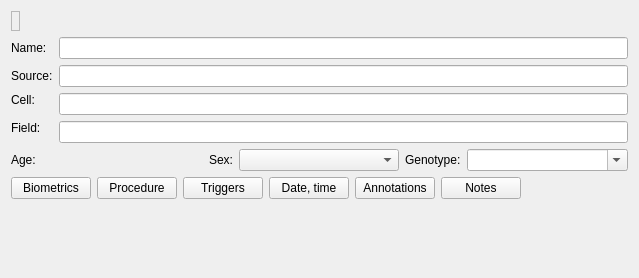
This is gui/widgets/metadatawidget.ui in ctigaret/scipyen as Qt 5 draws it before an edit. The edited form follows.
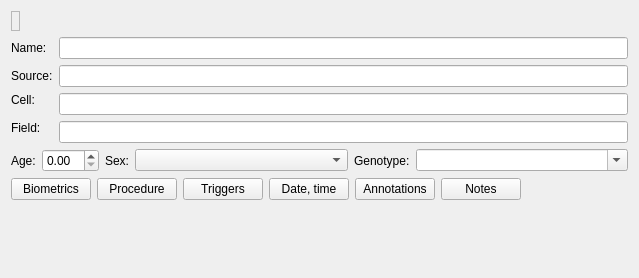
This is the edited form. Icons and pictures are not drawn. Custom widgets are drawn as their Qt base class.

```diff
--- a/gui/widgets/metadatawidget.ui
+++ b/gui/widgets/metadatawidget.ui
@@ -207,14 +207,7 @@
       </widget>
      </item>
      <item>
-      <widget class="QWidget" name="ageWidget" native="true">
-       <property name="sizePolicy">
-        <sizepolicy hsizetype="MinimumExpanding" vsizetype="Preferred">
-         <horstretch>0</horstretch>
-         <verstretch>0</verstretch>
-        </sizepolicy>
-       </property>
-      </widget>
+      <widget class="QuantitySpinBox" name="ageSpinBox"/>
      </item>
      <item>
       <widget class="QLabel" name="sexLabel">
@@ -473,6 +466,13 @@
    </item>
   </layout>
  </widget>
+ <customwidgets>
+  <customwidget>
+   <class>QuantitySpinBox</class>
+   <extends>QDoubleSpinBox</extends>
+   <header location="global">gui.widgets.small_widgets</header>
+  </customwidget>
+ </customwidgets>
  <resources/>
  <connections/>
 </ui>
```
Left out of the diff: 3 changed lines with no effect on the pictures.
